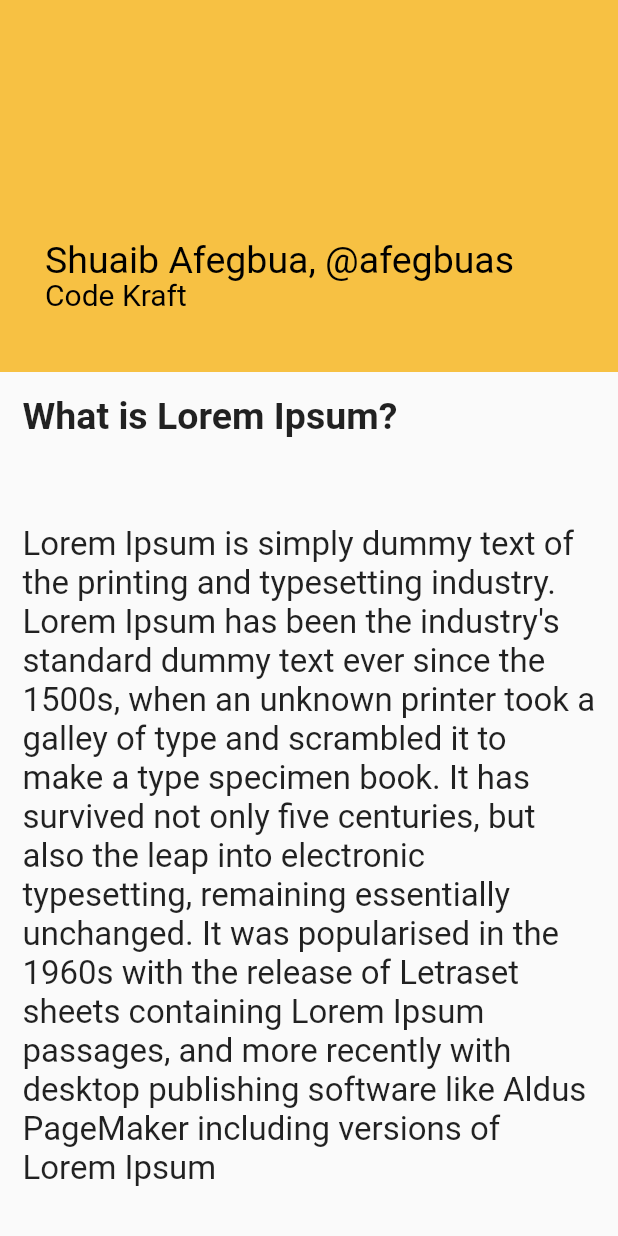
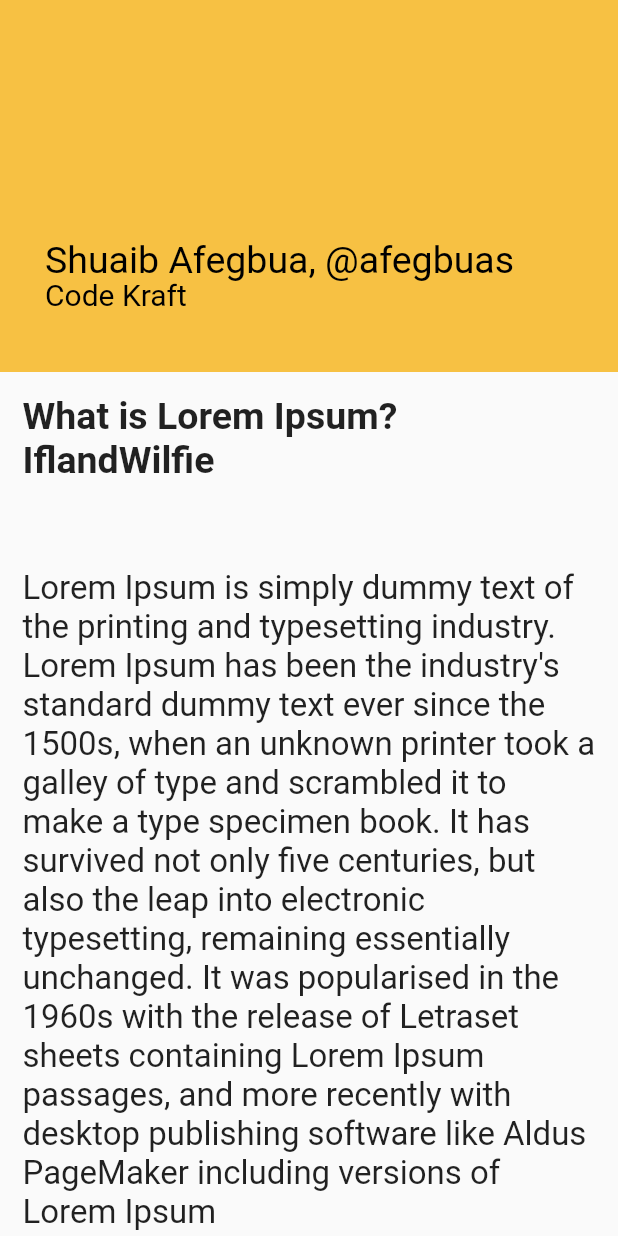
Before and after one commit to iwilfried/Flutter-Text-Scroll, a Flutter app: the screen it shows after launch, scrolled down 576 dp, on a phone screen of 412 x 824 dp. Run offline on Flutter 3.47's test engine with Material 2 defaults, Android fonts, the light colour scheme and no system bars; Roboto replaces fonts that are missing (Calibri).

Commit message:
Update slide_one.dart

```diff
--- a/lib/slides/slide_one.dart
+++ b/lib/slides/slide_one.dart
@@ -69,7 +69,7 @@ class SlideOne extends StatelessWidget {
             child:
                 Column(crossAxisAlignment: CrossAxisAlignment.start, children: [
               const Text(
-                "What is Lorem Ipsum? \n \n",
+                "What is Lorem Ipsum? IflandWilfie \n \n",
                 style: TextStyle(fontWeight: FontWeight.bold, fontSize: 25),
               ),
               const Text(
```
